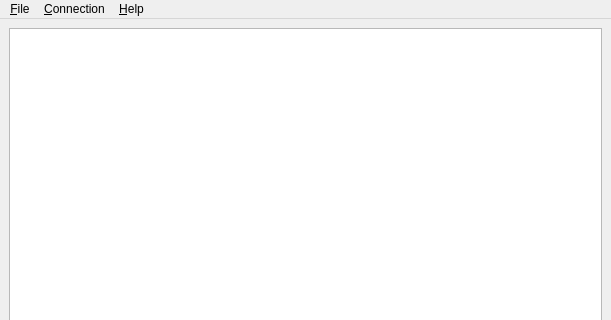
Before: the Qt Designer form src/tools/dcpterm/dcptermwin.ui in kbg/dcpclient, drawn with Qt 5; both pictures show x 0 to 611 and y 0 to 320 of the 611 by 521 pixel window.
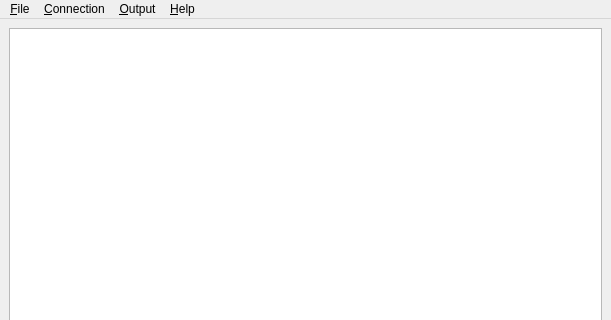
After: the same form once the commit is applied.

Commit message: DcpTerm: Added output menu entry.

```diff
--- a/src/tools/dcpterm/dcptermwin.ui
+++ b/src/tools/dcpterm/dcptermwin.ui
@@ -128,8 +128,16 @@
     <addaction name="actionAutoReconnect"/>
     <addaction name="actionSettings"/>
    </widget>
+   <widget class="QMenu" name="menuOutput">
+    <property name="title">
+     <string>&amp;Output</string>
+    </property>
+    <addaction name="actionClearOutput"/>
+    <addaction name="actionVerboseOutput"/>
+   </widget>
    <addaction name="menuFile"/>
    <addaction name="menuConnection"/>
+   <addaction name="menuOutput"/>
    <addaction name="menuHelp"/>
   </widget>
   <widget class="QStatusBar" name="statusbar"/>
```
Left out of the diff: 4 changed lines with no effect on the pictures.
